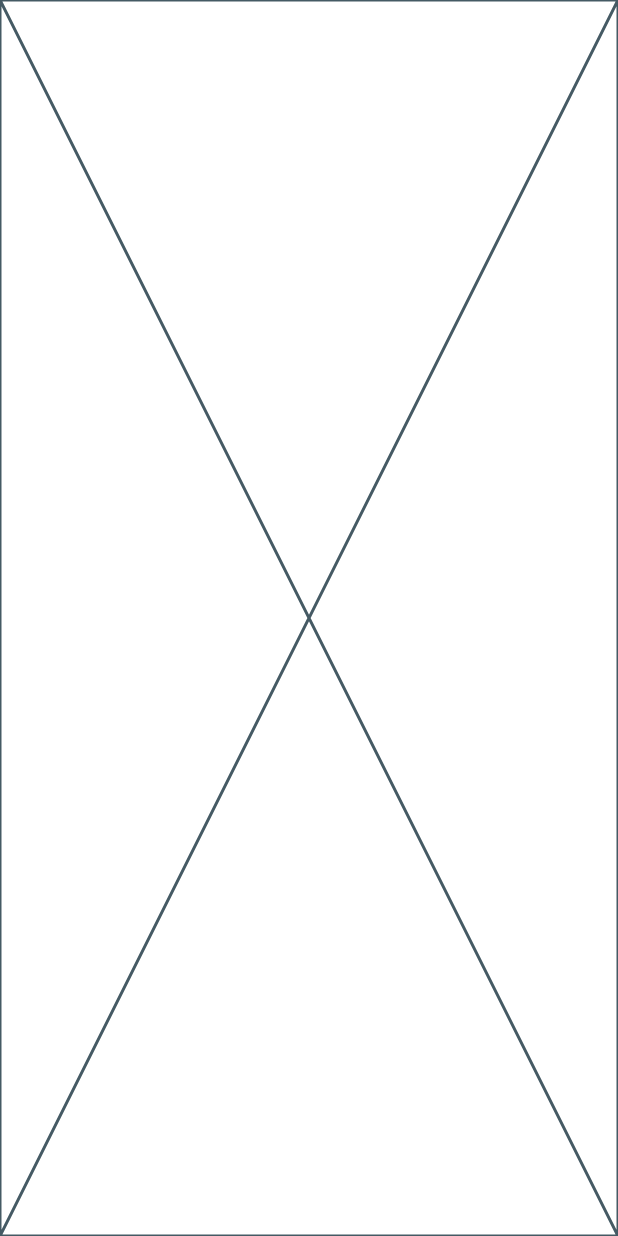
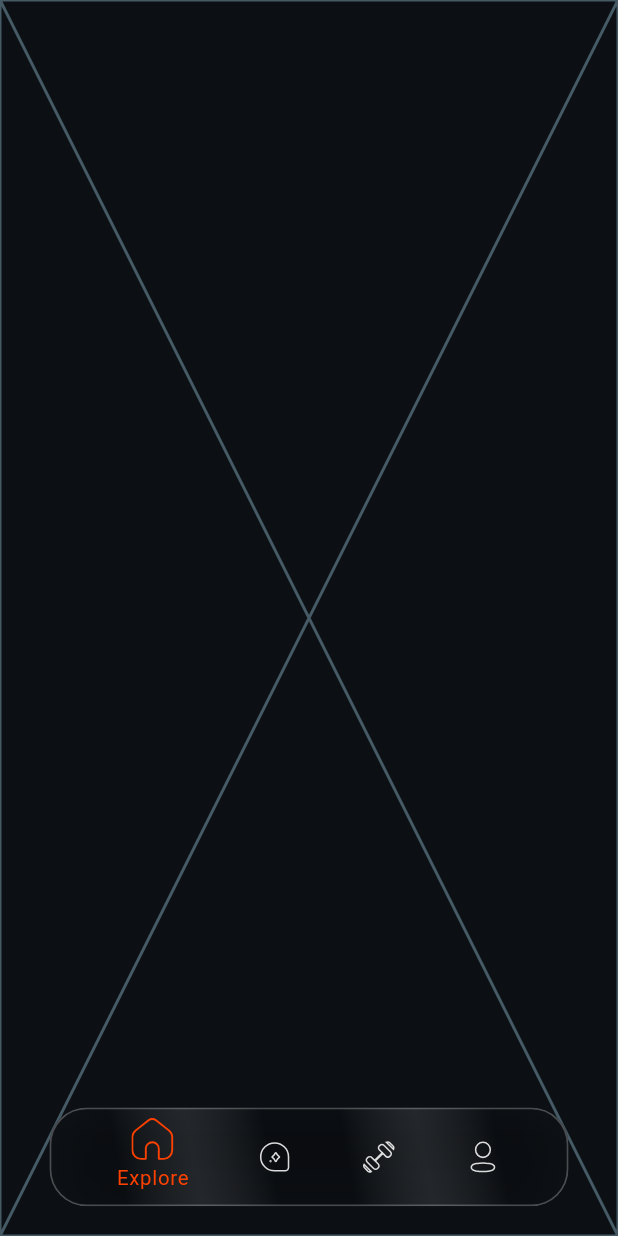
Before and after one commit to AhmedFayed55/Super_Fitness_App, a Flutter app: the screen it shows after launch, on a phone screen of 412 x 824 dp. Run offline on Flutter 3.47's test engine with Material 3 defaults, Android fonts, the phone set to English and light mode, and no system bars; our stand-ins replace dio, firebase_core, flutter_bloc, flutter_secure_storage, flutter_svg, fluttertoast and 6 more; accounts and stored records are empty; generated files the repository leaves out were written again.

Commit message:
feat: add app sections feature with navigation and icons

```diff
--- a/lib/config/routing/app_routes.dart
+++ b/lib/config/routing/app_routes.dart
@@ -1,3 +1,4 @@
 abstract class AppRoutes {
   static const String login = "/login";
+  static const String appSections = "/appSections";
 }
--- a/lib/config/routing/route_generator.dart
+++ b/lib/config/routing/route_generator.dart
@@ -1,4 +1,5 @@
 import 'package:flutter/material.dart';
+import 'package:super_fitness_app/features/app_sections/app_sections.dart';
 import '../../features/auth/login/presentation/pages/login_screen.dart';
 import 'app_routes.dart';
 
@@ -7,7 +8,8 @@ class RouteGenerator {
     switch (settings.name) {
       case AppRoutes.login:
         return MaterialPageRoute(builder: (context) => const LoginScreen());
-
+      case AppRoutes.appSections:
+        return MaterialPageRoute(builder: (context) => const AppSections());
       default:
         return unDefinedRoute();
     }
--- a/lib/core/l10n/app_en.arb
+++ b/lib/core/l10n/app_en.arb
@@ -23,5 +23,9 @@
   "forget_password_ques" : "Forget Password ?",
   "dont_have_account_yet" : "Don't have an account yet ?",
   "register" : "Register",
-  "or" : "Or"
+  "or" : "Or",
+  "explore" : "Explore",
+  "chatbot" : "ChatBot",
+  "workout" : "Workout",
+  "profile" : "Profile"
 }
--- a/lib/core/utils/assets.dart
+++ b/lib/core/utils/assets.dart
@@ -1 +1,6 @@
-abstract class AppAssets {}
+abstract class AppAssets {
+  static const String homeIcon = 'assets/icons/home_icon.svg';
+  static const String profileIcon = 'assets/icons/profile_icon.svg';
+  static const String workoutIcon = 'assets/icons/workout_icon.svg';
+  static const String chatBotIcon = 'assets/icons/chat_bot_icon.svg';
+}
--- /dev/null
+++ b/lib/features/app_sections/app_sections.dart
@@ -0,0 +1,174 @@
+import 'dart:ui';
+import 'package:flutter/material.dart';
+import 'package:flutter_svg/svg.dart';
+import 'package:super_fitness_app/config/theme/colors.dart';
+import 'package:super_fitness_app/core/extensions/extensions.dart';
+import 'package:super_fitness_app/core/helpers/spacing.dart';
+import 'package:super_fitness_app/core/utils/assets.dart';
+import 'package:super_fitness_app/features/chat_bot/presentation/page/chat_bot_page.dart';
+import 'package:super_fitness_app/features/explore/presentation/page/explore_page.dart';
+import 'package:super_fitness_app/features/profile/presentation/page/profile_page.dart';
+import 'package:super_fitness_app/features/workout/presentation/page/workout_page.dart';
+
+class AppSections extends StatefulWidget {
+  const AppSections({super.key});
+
+  @override
+  State<AppSections> createState() => _AppSectionsState();
+}
+
+class _AppSectionsState extends State<AppSections> {
+  int _currentIndex = 0;
+
+  @override
+  Widget build(BuildContext context) {
+    final localization = context.localization;
+    final List<Widget> pages = [
+      const ExplorePage(),
+      const ChatBotPage(),
+      const WorkoutPage(),
+      const ProfilePage(),
+    ];
+
+    return Scaffold(
+      extendBody: true,
+      resizeToAvoidBottomInset: false,
+      bottomNavigationBar: Padding(
+        padding: EdgeInsets.only(
+          left: context.width * 0.08,
+          right: context.width * 0.08,
+          bottom: context.height * 0.024,
+        ),
+        child: ClipRRect(
+          borderRadius: BorderRadius.circular(context.width * 0.06),
+          child: Stack(
+            alignment: Alignment.center,
+            children: [
+              BackdropFilter(
+                filter: ImageFilter.blur(sigmaX: 25, sigmaY: 25),
+                child: Container(
+                  height: context.height * 0.08,
+                  decoration: BoxDecoration(
+                    gradient: LinearGradient(
+                      begin: Alignment.topRight,
+                      end: Alignment.bottomLeft,
+                      colors: [
+                        AppColors.black.withValues(alpha: 0.15),
+                        AppColors.black.withValues(alpha: 0.15),
+                        AppColors.white.withValues(alpha: 0.10),
+                        AppColors.black.withValues(alpha: 0.15),
+                        AppColors.black.withValues(alpha: 0.15),
+                        AppColors.white.withValues(alpha: 0.10),
+                        AppColors.black.withValues(alpha: 0.15),
+                        AppColors.black.withValues(alpha: 0.15),
+                      ],
+                    ),
+                    borderRadius: BorderRadius.circular(context.width * 0.06),
+                    border: Border.all(
+                      color: Colors.white.withValues(alpha: 0.25),
+                      width: context.width * 0.003,
+                    ),
+                    boxShadow: [
+                      BoxShadow(
+                        color: Colors.black.withValues(alpha: 0.2),
+                        blurRadius: context.width * 0.05,
+                        offset: Offset(0, context.height * 0.007),
+                      ),
+                    ],
+                  ),
+                ),
+              ),
+              Row(
+                mainAxisAlignment: MainAxisAlignment.spaceEvenly,
+                children: [
+                  Flexible(
+                    child: _buildBottomNavigationBarItem(
+                      AppAssets.homeIcon,
+                      localization.explore,
+                      0,
+                    ),
+                  ),
+                  Flexible(
+                    child: _buildBottomNavigationBarItem(
+                      AppAssets.chatBotIcon,
+                      localization.chatbot,
+                      1,
+                    ),
+                  ),
+                  Flexible(
+                    child: _buildBottomNavigationBarItem(
+                      AppAssets.workoutIcon,
+                      localization.workout,
+                      2,
+                    ),
+                  ),
+                  Flexible(
+                    child: _buildBottomNavigationBarItem(
+                      AppAssets.profileIcon,
+                      localization.profile,
+                      3,
+                    ),
+                  ),
+                ],
+              ),
+            ],
+          ),
+        ),
+      ),
+      body: AnimatedSwitcher(
+        duration: const Duration(milliseconds: 400),
+        transitionBuilder: (child, animation) =>
+            FadeTransition(opacity: animation, child: child),
+        child: pages[_currentIndex],
+      ),
+    );
+  }
+
+  Widget _buildBottomNavigationBarItem(String icon, String label, int index) {
+    final bool selected = _currentIndex == index;
+
+    return GestureDetector(
+      onTap: () {
+        setState(() {
+          _currentIndex = index;
+        });
+      },
+      child: Column(
+        mainAxisSize: MainAxisSize.min,
+        mainAxisAlignment: MainAxisAlignment.center,
+        children: [
+          AnimatedScale(
+            scale: selected ? 1.15 : 1.0,
+            duration: const Duration(milliseconds: 300),
+            curve: Curves.easeOutBack,
+            child: SvgPicture.asset(
+              icon,
+              width: context.width * 0.06,
+              height: context.width * 0.06,
+              colorFilter: ColorFilter.mode(
+                selected
+                    ? context.colorScheme.primary
+                    : Colors.white.withValues(alpha: 0.85),
+                BlendMode.srcIn,
+              ),
+            ),
+          ),
+          if (selected) ...[
+            verticalSpace(context.height * 0.004),
+            AnimatedSwitcher(
+              duration: const Duration(milliseconds: 300),
+              child: Text(
+                label,
+                key: ValueKey(label),
+                style: Theme.of(context).textTheme.labelSmall!.copyWith(
+                  color: context.colorScheme.primary,
+                  fontSize: context.width * 0.033,
+                ),
+              ),
+            ),
+          ],
+        ],
+      ),
+    );
+  }
+}
--- /dev/null
+++ b/lib/features/chat_bot/presentation/page/chat_bot_page.dart
@@ -0,0 +1,10 @@
+import 'package:flutter/material.dart';
+
+class ChatBotPage extends StatelessWidget {
+  const ChatBotPage({super.key});
+
+  @override
+  Widget build(BuildContext context) {
+    return const Placeholder();
+  }
+}
--- /dev/null
+++ b/lib/features/explore/presentation/page/explore_page.dart
@@ -0,0 +1,10 @@
+import 'package:flutter/material.dart';
+
+class ExplorePage extends StatelessWidget {
+  const ExplorePage({super.key});
+
+  @override
+  Widget build(BuildContext context) {
+    return const Placeholder();
+  }
+}
--- /dev/null
+++ b/lib/features/profile/presentation/page/profile_page.dart
@@ -0,0 +1,10 @@
+import 'package:flutter/material.dart';
+
+class ProfilePage extends StatelessWidget {
+  const ProfilePage({super.key});
+
+  @override
+  Widget build(BuildContext context) {
+    return const Placeholder();
+  }
+}
--- /dev/null
+++ b/lib/features/workout/presentation/page/workout_page.dart
@@ -0,0 +1,10 @@
+import 'package:flutter/material.dart';
+
+class WorkoutPage extends StatelessWidget {
+  const WorkoutPage({super.key});
+
+  @override
+  Widget build(BuildContext context) {
+    return const Placeholder();
+  }
+}
--- a/lib/main.dart
+++ b/lib/main.dart
@@ -32,7 +32,7 @@ class SuperFitnessApp extends StatelessWidget {
           theme: AppTheme.darkTheme,
           debugShowCheckedModeBanner: false,
           onGenerateRoute: RouteGenerator.getRoute,
-          initialRoute: AppRoutes.login,
+          initialRoute: AppRoutes.appSections,
         );
       },
     );
--- a/pubspec.yaml
+++ b/pubspec.yaml
@@ -56,7 +56,7 @@ flutter:
   generate: true
 
   # To add assets to your application, add an assets section, like this:
-#  assets:
-#    - assets/images/
+  assets:
+    - assets/icons/
 #    - assets/svgs/
 #    - assets/animations/
```
Also changed, not shown: assets/icons/chat_bot_icon.svg (added), assets/icons/home_icon.svg (added), assets/icons/profile_icon.svg (added), assets/icons/workout_icon.svg (added), 1 other file.
